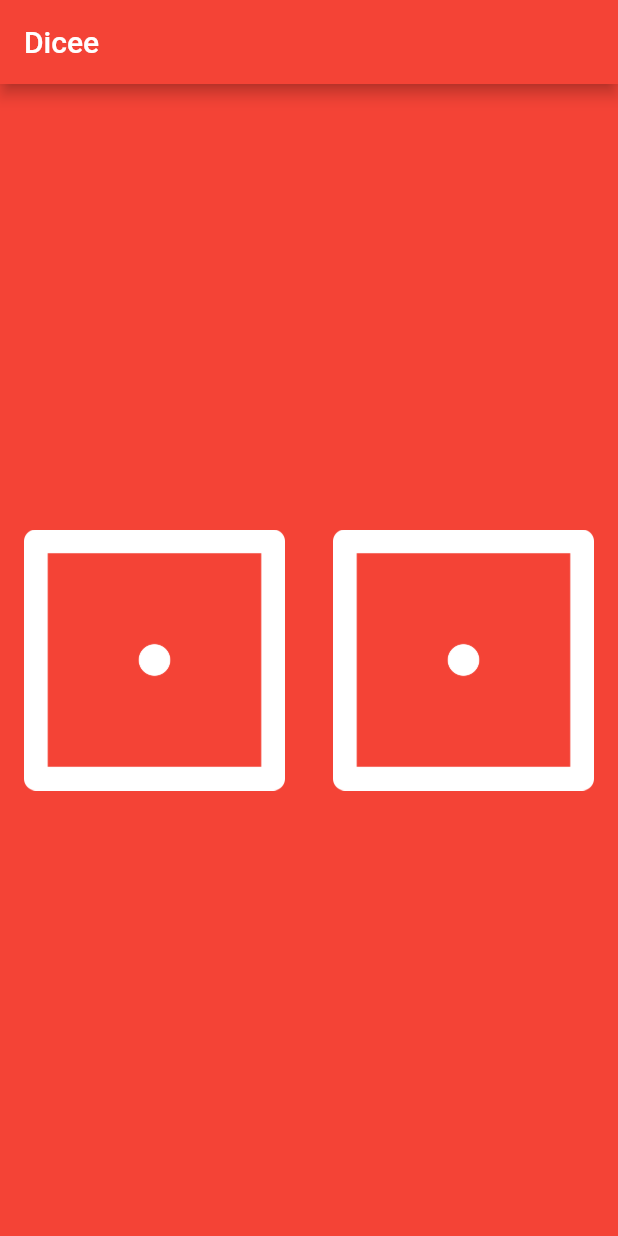
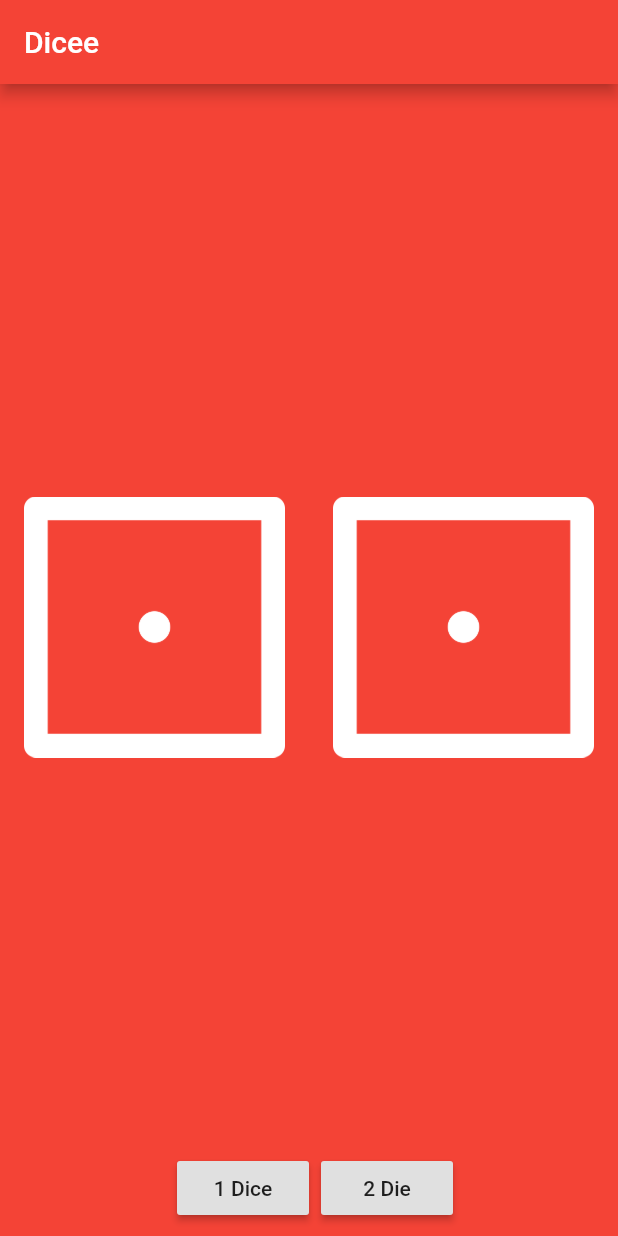
Before and after one commit to parajuliamit/Roll_Dice_Flutter, a Flutter app: the screen it shows after launch, on a phone screen of 412 x 824 dp. Run offline on Flutter 3.47's test engine with Material 2 defaults, Android fonts, the phone set to English and light mode, and no system bars.

Commit message:
added single dice mode

```diff
--- a/lib/main.dart
+++ b/lib/main.dart
@@ -27,7 +27,14 @@ class _DicePageState extends State<DicePage> {
   @override
   Widget build(BuildContext context) {
     return Center(
-      child: Row(
+      child: Column(
+        mainAxisAlignment: MainAxisAlignment.spaceBetween,
+        children: <Widget>[
+          SizedBox(
+            width: double.infinity,
+            height: 20.0,
+          ),
+          Row(
             children: <Widget>[
               Expanded(
                 child: FlatButton(
@@ -45,13 +52,43 @@ class _DicePageState extends State<DicePage> {
               ),
             ],
           ),
+          Row(
+            mainAxisAlignment: MainAxisAlignment.center,
+            children: <Widget>[
+              Padding(
+                padding: const EdgeInsets.all(8.0),
+                child: RaisedButton(
+                  onPressed: () {
+                    setState(() {
+                      rightDiceNumber = 0;
+                    });
+                  },
+                  child: Text('1 Dice'),
+                ),
+              ),
+              RaisedButton(
+                onPressed: () {
+                  setState(() {
+                    if (rightDiceNumber == 0) {
+                      rightDiceNumber = 1;
+                    }
+                  });
+                },
+                child: Text('2 Die'),
+              ),
+            ],
+          ),
+        ],
+      ),
     );
   }
 
   void rollDice() {
     setState(() {
       leftDiceNumber = Random().nextInt(6) + 1;
+      if (rightDiceNumber != 0) {
         rightDiceNumber = Random().nextInt(6) + 1;
+      }
     });
   }
 }
```
Also changed, not shown: 2 other files. Lines whose indentation alone changed are shown as unchanged.
